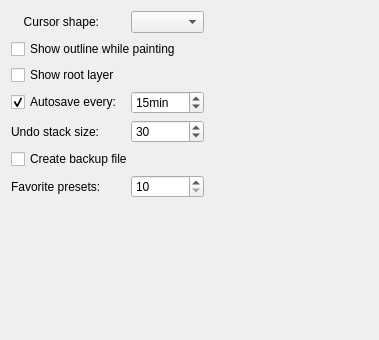
Before: the Qt Designer form krita/ui/forms/wdggeneralsettings.ui in KDE/krita, drawn with Qt 5.
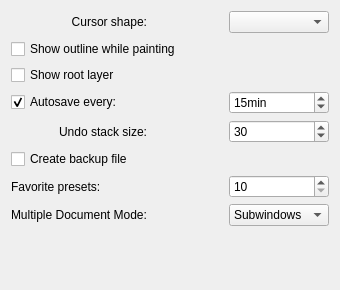
After: the same form once the commit is applied.

Patch:
```diff
--- a/krita/ui/forms/wdggeneralsettings.ui
+++ b/krita/ui/forms/wdggeneralsettings.ui
@@ -6,8 +6,8 @@
    <rect>
     <x>0</x>
     <y>0</y>
-    <width>379</width>
-    <height>340</height>
+    <width>340</width>
+    <height>290</height>
    </rect>
   </property>
   <layout class="QGridLayout" name="gridLayout">
@@ -24,22 +24,6 @@
    <item row="0" column="2">
     <widget class="QComboBox" name="m_cmbCursorShape"/>
    </item>
-   <item row="0" column="3">
-    <spacer name="spacer1">
-     <property name="orientation">
-      <enum>Qt::Horizontal</enum>
-     </property>
-     <property name="sizeType">
-      <enum>QSizePolicy::Expanding</enum>
-     </property>
-     <property name="sizeHint" stdset="0">
-      <size>
-       <width>41</width>
-       <height>20</height>
-      </size>
-     </property>
-    </spacer>
-   </item>
    <item row="1" column="0" colspan="3">
     <widget class="QCheckBox" name="m_showOutlinePainting">
      <property name="text">
@@ -47,14 +31,14 @@
      </property>
     </widget>
    </item>
-   <item row="2" column="0" colspan="2">
+   <item row="2" column="0">
     <widget class="QCheckBox" name="chkShowRootLayer">
      <property name="text">
       <string>Show root layer</string>
      </property>
     </widget>
    </item>
-   <item row="3" column="0" colspan="2">
+   <item row="3" column="0">
     <widget class="QCheckBox" name="m_autosaveCheckBox">
      <property name="text">
       <string>Autosave every:</string>
@@ -116,7 +100,38 @@
      </property>
     </widget>
    </item>
-   <item row="7" column="1">
+   <item row="6" column="0">
+    <widget class="QLabel" name="label_3">
+     <property name="text">
+      <string>Favorite presets:</string>
+     </property>
+    </widget>
+   </item>
+   <item row="6" column="2">
+    <widget class="QSpinBox" name="m_favoritePresetsSpinBox">
+     <property name="minimum">
+      <number>10</number>
+     </property>
+     <property name="maximum">
+      <number>30</number>
+     </property>
+    </widget>
+   </item>
+   <item row="7" column="2">
+    <widget class="QComboBox" name="m_cmbMDIType">
+     <item>
+      <property name="text">
+       <string>Subwindows</string>
+      </property>
+     </item>
+     <item>
+      <property name="text">
+       <string>Tabs</string>
+      </property>
+     </item>
+    </widget>
+   </item>
+   <item row="8" column="1">
     <spacer name="spacer2">
      <property name="orientation">
       <enum>Qt::Vertical</enum>
@@ -132,20 +147,10 @@
      </property>
     </spacer>
    </item>
-   <item row="6" column="0" colspan="2">
+   <item row="7" column="0">
     <widget class="QLabel" name="label_2">
      <property name="text">
-      <string>Favorite presets:</string>
-     </property>
-    </widget>
-   </item>
-   <item row="6" column="2">
-    <widget class="QSpinBox" name="m_favoritePresetsSpinBox">
-     <property name="minimum">
-      <number>10</number>
-     </property>
-     <property name="maximum">
-      <number>30</number>
+      <string>Multiple Document Mode:</string>
      </property>
     </widget>
    </item>
```
Left out of the diff: 32 changed lines with no effect on the pictures.
